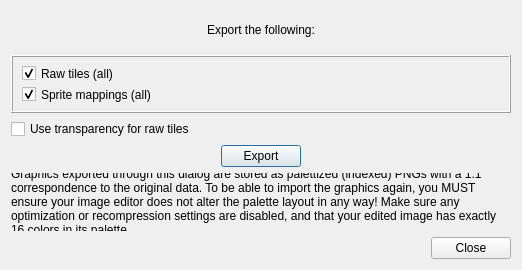
The window that libtales-qt/nativegraphicexportdialog.ui (suppertails66/tales) describes before a commit, drawn with Qt 5.
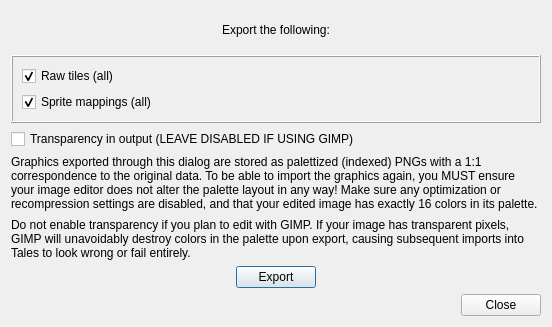
The same window after the commit.

Commit message: Expand mass PNG import/export functionality

```diff
--- a/libtales-qt/nativegraphicexportdialog.ui
+++ b/libtales-qt/nativegraphicexportdialog.ui
@@ -6,8 +6,8 @@
    <rect>
     <x>0</x>
     <y>0</y>
-    <width>522</width>
-    <height>270</height>
+    <width>552</width>
+    <height>327</height>
    </rect>
   </property>
   <property name="sizePolicy">
@@ -36,7 +36,7 @@
         </property>
         <property name="sizeHint" stdset="0">
          <size>
-          <width>183</width>
+          <width>188</width>
           <height>20</height>
          </size>
         </property>
@@ -106,7 +106,30 @@
    <item>
     <widget class="QCheckBox" name="transparencyCheckBox">
      <property name="text">
-      <string>Use transparency for raw tiles</string>
+      <string>Transparency in output (LEAVE DISABLED IF USING GIMP)</string>
+     </property>
+     <property name="checked">
+      <bool>false</bool>
+     </property>
+    </widget>
+   </item>
+   <item>
+    <widget class="QLabel" name="label_2">
+     <property name="text">
+      <string>Graphics exported through this dialog are stored as palettized (indexed) PNGs with a 1:1 correspondence to the original data. To be able to import the graphics again, you MUST ensure your image editor does not alter the palette layout in any way! Make sure any optimization or recompression settings are disabled, and that your edited image has exactly 16 colors in its palette.</string>
+     </property>
+     <property name="wordWrap">
+      <bool>true</bool>
+     </property>
+    </widget>
+   </item>
+   <item>
+    <widget class="QLabel" name="label_4">
+     <property name="text">
+      <string>Do not enable transparency if you plan to edit with GIMP. If your image has transparent pixels, GIMP will unavoidably destroy colors in the palette upon export, causing subsequent imports into Tales to look wrong or fail entirely.</string>
+     </property>
+     <property name="wordWrap">
+      <bool>true</bool>
      </property>
     </widget>
    </item>
@@ -153,16 +176,6 @@
      </item>
     </layout>
    </item>
-   <item>
-    <widget class="QLabel" name="label_2">
-     <property name="text">
-      <string>Graphics exported through this dialog are stored as palettized (indexed) PNGs with a 1:1 correspondence to the original data. To be able to import the graphics again, you MUST ensure your image editor does not alter the palette layout in any way! Make sure any optimization or recompression settings are disabled, and that your edited image has exactly 16 colors in its palette.</string>
-     </property>
-     <property name="wordWrap">
-      <bool>true</bool>
-     </property>
-    </widget>
-   </item>
    <item>
     <widget class="QDialogButtonBox" name="buttonBox">
      <property name="orientation">
```
The commit also changes 12 other files.
